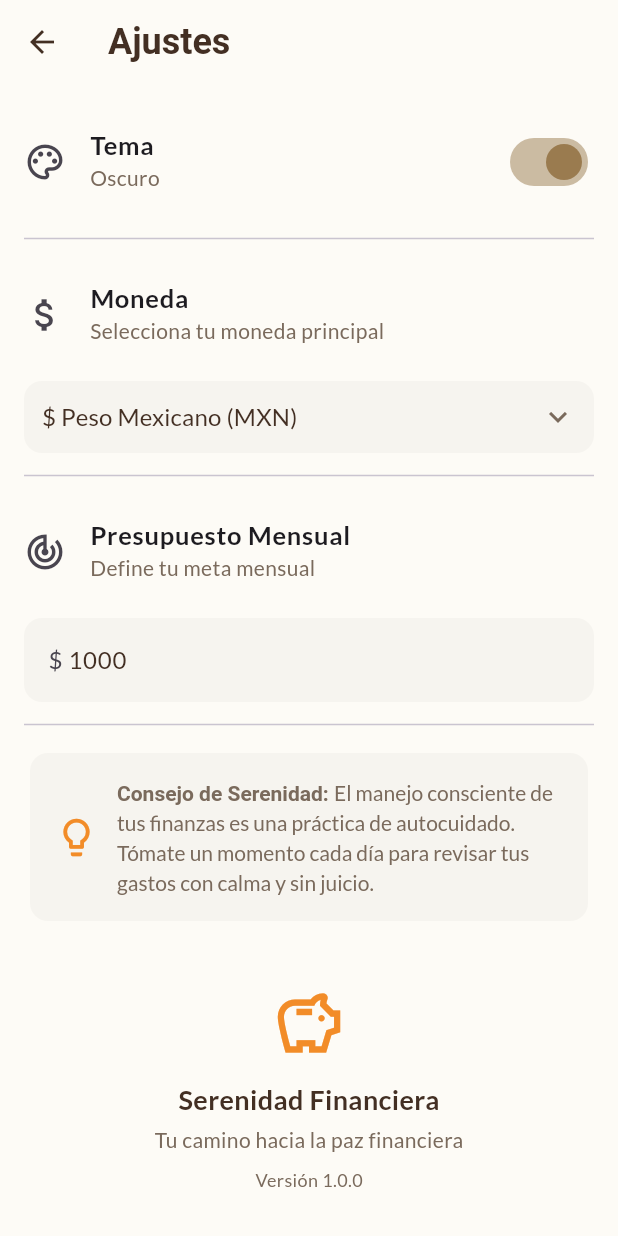
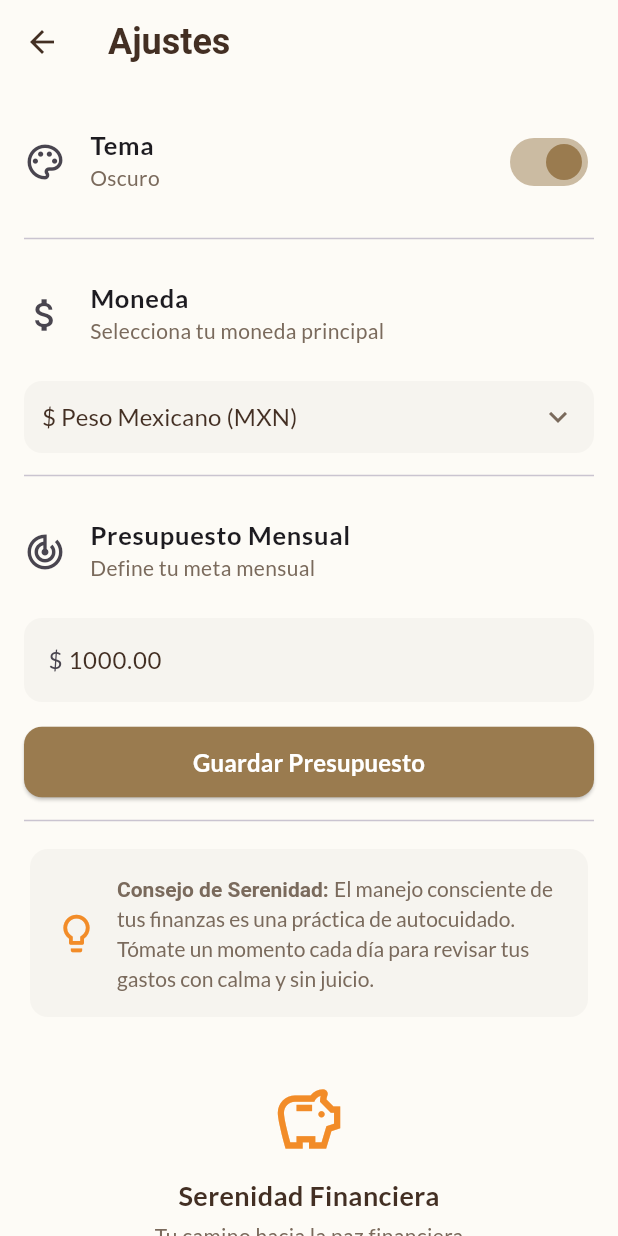
Before and after one commit to GaelGarcia9382/GastosApp, a Flutter app: the SettingsScreen screen opened directly, on a phone screen of 412 x 824 dp. Run offline on Flutter 3.47's test engine with Material 3 defaults, Android fonts, the light colour scheme and no system bars; our stand-ins replace google_fonts, shared_preferences; accounts and stored records are empty.

Commit message:
Creacion de logica para fijar presupuesto de manera didactica

```diff
--- /dev/null
+++ b/lib/data/settings_storage_service.dart
@@ -0,0 +1,18 @@
+import 'package:shared_preferences/shared_preferences.dart';
+
+class SettingsStorageService {
+  static const String _budgetKey = 'monthly_budget';
+
+  // Obtiene el presupuesto, por defecto 1000.00 si no existe
+  Future<double> getMonthlyBudget() async {
+    final prefs = await SharedPreferences.getInstance();
+    // Usamos ?? para proporcionar un valor predeterminado si no se encuentra nada
+    return prefs.getDouble(_budgetKey) ?? 1000.00;
+  }
+
+  // Guarda el nuevo valor del presupuesto
+  Future<void> setMonthlyBudget(double amount) async {
+    final prefs = await SharedPreferences.getInstance();
+    await prefs.setDouble(_budgetKey, amount);
+  }
+}
--- a/lib/screens/settings/settings_screen.dart
+++ b/lib/screens/settings/settings_screen.dart
@@ -1,15 +1,23 @@
 import 'package:flutter/material.dart';
 import 'package:gastos/constants/app_colors.dart';
+// ➡️ Importaciones de Lógica
+import 'package:gastos/data/settings_storage_service.dart';
 
 class SettingsScreen extends StatefulWidget {
-  const SettingsScreen({super.key});
+  final Function? onSettingsChanged;
+
+  const SettingsScreen({super.key, this.onSettingsChanged});
 
   @override
-  State<SettingsScreen> createState() => _SettingsScreenState();
+  // ➡️ CLASE DE ESTADO PÚBLICA
+  State<SettingsScreen> createState() => SettingsScreenState();
 }
 
-class _SettingsScreenState extends State<SettingsScreen> {
-  bool _isDarkMode = true; // Basado en tu diseño que dice "Oscuro"
+class SettingsScreenState extends State<SettingsScreen> {
+  // Servicio de configuración
+  final SettingsStorageService _settingsService = SettingsStorageService();
+
+  bool _isDarkMode = true;
   String _selectedCurrency = "\$ Peso Mexicano (MXN)";
   final List<String> _currencies = [
     "\$ Dólar (USD)",
@@ -19,7 +27,49 @@ class _SettingsScreenState extends State<SettingsScreen> {
     "\$ Peso Colombiano (COP)",
     "\$ Peso Chileno (CLP)",
   ];
-  final TextEditingController _budgetController = TextEditingController(text: "1000");
+  final TextEditingController _budgetController = TextEditingController();
+  bool _isSaving = false;
+
+  @override
+  void initState() {
+    super.initState();
+    _loadBudget();
+  }
+
+  void _loadBudget() async {
+    final budget = await _settingsService.getMonthlyBudget();
+    _budgetController.text = budget.toStringAsFixed(2);
+  }
+
+  void _saveBudget() async {
+    if (_isSaving) return;
+
+    final text = _budgetController.text.replaceAll(',', '.');
+    final double? newBudget = double.tryParse(text);
+
+    if (newBudget == null || newBudget < 0) {
+      ScaffoldMessenger.of(context).showSnackBar(
+        const SnackBar(content: Text('Por favor, ingresa un presupuesto válido y positivo.'), backgroundColor: AppColors.red),
+      );
+      return;
+    }
+
+    setState(() {
+      _isSaving = true;
+    });
+
+    await _settingsService.setMonthlyBudget(newBudget);
+
+    widget.onSettingsChanged?.call();
+
+    setState(() {
+      _isSaving = false;
+    });
+
+    ScaffoldMessenger.of(context).showSnackBar(
+      SnackBar(content: Text('Presupuesto guardado en \$${newBudget.toStringAsFixed(2)}.'), backgroundColor: AppColors.green),
+    );
+  }
 
   @override
   void dispose() {
@@ -36,10 +86,10 @@ class _SettingsScreenState extends State<SettingsScreen> {
           SizedBox(width: 10),
         ],
       ),
-      body: Stack( // Envolver con Stack
+      body: Stack(
         children: [
           SingleChildScrollView(
-            padding: const EdgeInsets.fromLTRB(16, 16, 16, 100), // Padding inferior
+            padding: const EdgeInsets.fromLTRB(16, 16, 16, 100),
             child: Column(
               children: [
                 _buildThemeOption(),
@@ -59,6 +109,7 @@ class _SettingsScreenState extends State<SettingsScreen> {
     );
   }
 
+  // ➡️ WIDGET 1: Restaurado completamente
   Widget _buildThemeOption() {
     return ListTile(
       contentPadding: EdgeInsets.zero,
@@ -71,13 +122,14 @@ class _SettingsScreenState extends State<SettingsScreen> {
           setState(() {
             _isDarkMode = value;
           });
-          // Aquí iría la lógica para cambiar el tema de la app
+          // Lógica para cambiar el tema
         },
         activeColor: AppColors.accentBrown,
       ),
     );
   }
 
+  // ➡️ WIDGET 2: Restaurado completamente
   Widget _buildCurrencyOption() {
     return Column(
       crossAxisAlignment: CrossAxisAlignment.start,
@@ -118,6 +170,7 @@ class _SettingsScreenState extends State<SettingsScreen> {
     );
   }
 
+  // WIDGET 3: _buildBudgetOption (Actualizado con botón de guardado)
   Widget _buildBudgetOption() {
     return Column(
       crossAxisAlignment: CrossAxisAlignment.start,
@@ -143,10 +196,27 @@ class _SettingsScreenState extends State<SettingsScreen> {
             ),
           ),
         ),
+
+        const SizedBox(height: 16),
+        SizedBox(
+          width: double.infinity,
+          child: ElevatedButton(
+            onPressed: _isSaving ? null : _saveBudget,
+            style: ElevatedButton.styleFrom(
+              backgroundColor: AppColors.accentBrown,
+              padding: const EdgeInsets.symmetric(vertical: 12),
+              shape: RoundedRectangleBorder(borderRadius: BorderRadius.circular(12)),
+            ),
+            child: _isSaving
+                ? const SizedBox(height: 20, width: 20, child: CircularProgressIndicator(strokeWidth: 2, color: Colors.white))
+                : const Text("Guardar Presupuesto", style: TextStyle(fontSize: 16, color: Colors.white, fontWeight: FontWeight.w600)),
+          ),
+        ),
       ],
     );
   }
 
+  // ➡️ WIDGET 4: Restaurado completamente
   Widget _buildSerenityTip() {
     return Card(
       child: Padding(
@@ -172,6 +242,7 @@ class _SettingsScreenState extends State<SettingsScreen> {
     );
   }
 
+  // ➡️ WIDGET 5: Restaurado completamente
   Widget _buildAppInfo() {
     return Column(
       children: [
```
Also changed, not shown: lib/screens/home/home_screen.dart (+52 -164 lines), lib/screens/main_navigation_screen.dart (+19 -22 lines).
